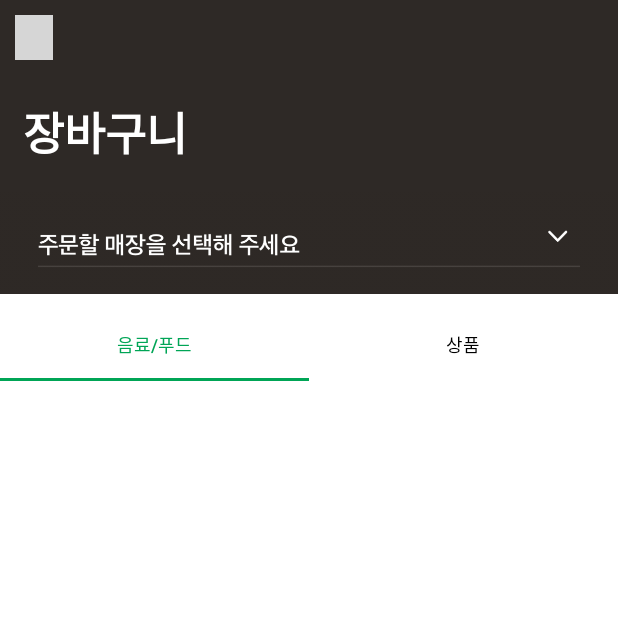
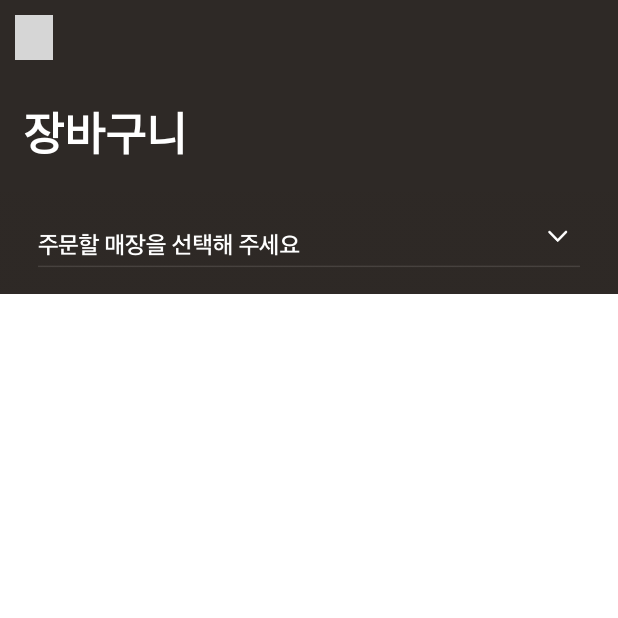
Before and after one commit to KUIT-1/KUIT_-HACKATHON_team_1_android, an Android app: the ShopBasketActivity screen opened directly, with no data from a screen before it, on a phone screen of 412 x 824 dp, the top half of it. Run offline under Robolectric (Android 15) with nearby library versions, the phone set to English and light mode, and no system bars; grey boxes are pictures that could not be loaded.

Commit message:
장바구니 사진 제외 구현완료

```diff
--- a/app/src/main/java/com/example/kuit_team1_android/AllMenuFragment.kt
+++ b/app/src/main/java/com/example/kuit_team1_android/AllMenuFragment.kt
@@ -108,7 +108,7 @@ class AllMenuFragment : Fragment() {
                             val kor = menuDto.name_kr
                             val eng = menuDto.name_eng
                             val img = menuDto.image_url
-                            itemList.add(HomeItem(img, kor, eng, 0, ""))
+                            itemList.add(HomeItem(img, kor, eng, 0, "", 1))
                         }
                         // itemList이 변경되었으므로 어댑터에 변경을 알려줘야 함
                         binding.starbucksMenuListRv.layoutManager = LinearLayoutManager(requireContext(),LinearLayoutManager.VERTICAL,false)
--- a/app/src/main/java/com/example/kuit_team1_android/HomeFragment.kt
+++ b/app/src/main/java/com/example/kuit_team1_android/HomeFragment.kt
@@ -51,7 +51,7 @@ class HomeFragment : Fragment() {
                         for (menuDto in menuDtos) {
                             val menuName = menuDto.name
                             val imageUrl = menuDto.imageUrl
-                            itemList.add(HomeItem(imageUrl, menuName, "", 0, ""))
+                            itemList.add(HomeItem(imageUrl, menuName, "", 0, "", 1))
                         }
                         // itemList이 변경되었으므로 어댑터에 변경을 알려줘야 함
                         binding.homeHorizontalRv.adapter?.notifyDataSetChanged()
--- a/app/src/main/java/com/example/kuit_team1_android/HomeItem.kt
+++ b/app/src/main/java/com/example/kuit_team1_android/HomeItem.kt
@@ -7,7 +7,8 @@ data class HomeItem(
     @SerializedName("menuName") val menuName: String,
     @SerializedName("menuExp") val menuExp: String,
     @SerializedName("menuType") val menuType: Int,
-    @SerializedName("menuPrice") val menuPrice: String
+    @SerializedName("menuPrice") val menuPrice: String,
+    @SerializedName("menuNum") val menuNum: Int
 )
 
 data class HomeItemResponse(
--- a/app/src/main/java/com/example/kuit_team1_android/ShopBasketActivity.kt
+++ b/app/src/main/java/com/example/kuit_team1_android/ShopBasketActivity.kt
@@ -5,6 +5,7 @@ import android.os.Bundle
 import android.os.Handler
 import android.os.Looper
 import android.util.Log
+import androidx.recyclerview.widget.LinearLayoutManager
 import androidx.viewpager2.widget.ViewPager2
 import com.example.kuit_team1_android.databinding.ActivityShopBasketBinding
 import com.google.android.material.tabs.TabLayoutMediator
@@ -13,6 +14,9 @@ import kotlin.math.ceil
 
 class ShopBasketActivity : AppCompatActivity() {
     lateinit var binding: ActivityShopBasketBinding
+    lateinit var adapter: ShopBasketAdapter
+    lateinit var layoutManager: LinearLayoutManager
+    var itemList: ArrayList<HomeItem> = arrayListOf()
 
     private val categoryList = listOf<String>("음료/푸드", "상품")
 
@@ -37,20 +41,31 @@ class ShopBasketActivity : AppCompatActivity() {
                 val orderMenu = Gson().fromJson(dataJson, HomeItem::class.java)
                 Log.d("ShopBasketActivity_Bundle", orderMenu.toString())
 
-                // 추출한 데이터 활용
-                val menuName = orderMenu.menuName
-                val menuPrice = orderMenu.menuPrice
+
+                // 데이터를 itemList에 추가
+                itemList.add(orderMenu)
+                adapter = ShopBasketAdapter(itemList)
+
+                shopbasketRv.layoutManager =
+                    LinearLayoutManager(this@ShopBasketActivity, LinearLayoutManager.HORIZONTAL, false)
+                shopbasketRv.adapter = adapter
+                adapter.notifyDataSetChanged()
+
+            }
 
 
-            }
         }
 
 
-        val shopBasketVPAdapter = ShopBasketVPAdapter(this)
-        binding.shopbasketVp.adapter = shopBasketVPAdapter
-        TabLayoutMediator(binding.shopbasketTb, binding.shopbasketVp) { tab, position ->
-            tab.text = categoryList[position]
-        }.attach()
+
+
+
+
+//        val shopBasketVPAdapter = ShopBasketVPAdapter(this)
+//        binding.shopbasketVp.adapter = shopBasketVPAdapter
+//        TabLayoutMediator(binding.shopbasketTb, binding.shopbasketVp) { tab, position ->
+//            tab.text = categoryList[position]
+//        }.attach()
 
     }
 
--- a/app/src/main/res/layout/activity_shop_basket.xml
+++ b/app/src/main/res/layout/activity_shop_basket.xml
@@ -44,36 +44,41 @@
         app:layout_constraintBottom_toBottomOf="parent"
         app:layout_constraintTop_toBottomOf="@+id/shopbasket_ll">
 
-        <androidx.constraintlayout.widget.ConstraintLayout
+        <androidx.recyclerview.widget.RecyclerView
+            android:id="@+id/shopbasket_rv"
             android:layout_width="match_parent"
-            android:layout_height="wrap_content">
+            android:layout_height="wrap_content"/>
 
 
-            <com.google.android.material.tabs.TabLayout
-                android:id="@+id/shopbasket_tb"
-                android:layout_width="match_parent"
-                android:layout_height="wrap_content"
-                app:layout_constraintBottom_toBottomOf="@id/shopbasket_vp"
-                app:layout_constraintStart_toStartOf="parent"
-                app:layout_constraintTop_toTopOf="parent"
-                app:tabGravity="fill"
-                app:tabIndicatorColor="@color/MainColor"
-                app:tabMode="fixed"
-                app:tabRippleColor="@color/transparent"
-                app:tabTextAppearance="@style/tabTextStyle2"
-                app:tabSelectedTextColor="@color/MainColor"
-                app:tabTextColor="@color/black" />
+<!--        <androidx.constraintlayout.widget.ConstraintLayout-->
+<!--            android:layout_width="match_parent"-->
+<!--            android:layout_height="wrap_content">-->
+<!--            -->
+<!--            <com.google.android.material.tabs.TabLayout-->
+<!--                android:id="@+id/shopbasket_tb"-->
+<!--                android:layout_width="match_parent"-->
+<!--                android:layout_height="wrap_content"-->
+<!--                app:layout_constraintBottom_toBottomOf="@id/shopbasket_vp"-->
+<!--                app:layout_constraintStart_toStartOf="parent"-->
+<!--                app:layout_constraintTop_toTopOf="parent"-->
+<!--                app:tabGravity="fill"-->
+<!--                app:tabIndicatorColor="@color/MainColor"-->
+<!--                app:tabMode="fixed"-->
+<!--                app:tabRippleColor="@color/transparent"-->
+<!--                app:tabTextAppearance="@style/tabTextStyle2"-->
+<!--                app:tabSelectedTextColor="@color/MainColor"-->
+<!--                app:tabTextColor="@color/black" />-->
 
-            <androidx.viewpager2.widget.ViewPager2
-                android:id="@+id/shopbasket_vp"
-                android:layout_width="match_parent"
-                android:layout_height="wrap_content"
-                android:layout_marginTop="10dp"
-                app:layout_constraintEnd_toEndOf="parent"
-                app:layout_constraintStart_toStartOf="parent"
-                app:layout_constraintTop_toBottomOf="@id/shopbasket_tb" />
+<!--            <androidx.viewpager2.widget.ViewPager2-->
+<!--                android:id="@+id/shopbasket_vp"-->
+<!--                android:layout_width="match_parent"-->
+<!--                android:layout_height="wrap_content"-->
+<!--                android:layout_marginTop="10dp"-->
+<!--                app:layout_constraintEnd_toEndOf="parent"-->
+<!--                app:layout_constraintStart_toStartOf="parent"-->
+<!--                app:layout_constraintTop_toBottomOf="@id/shopbasket_tb" />-->
 
-        </androidx.constraintlayout.widget.ConstraintLayout>
+<!--        </androidx.constraintlayout.widget.ConstraintLayout>-->
 
 
     </androidx.core.widget.NestedScrollView>
```
Also changed, not shown: app/src/main/java/com/example/kuit_team1_android/ItemDetailActivity.kt (+12 -4 lines), app/src/main/java/com/example/kuit_team1_android/OrderDialog.kt (+6 -1 lines), app/src/main/java/com/example/kuit_team1_android/ShopBasketAdapter.kt (added, +49 -0 lines), app/src/main/res/layout/activity_item_detail.xml (+9 -9 lines).
